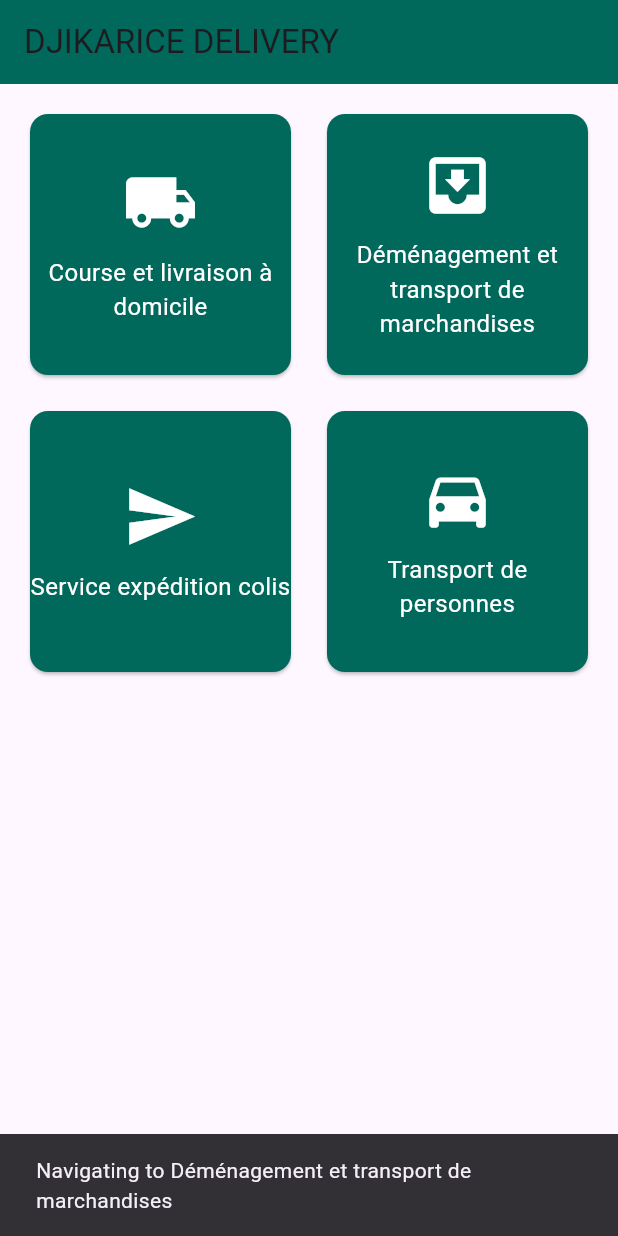
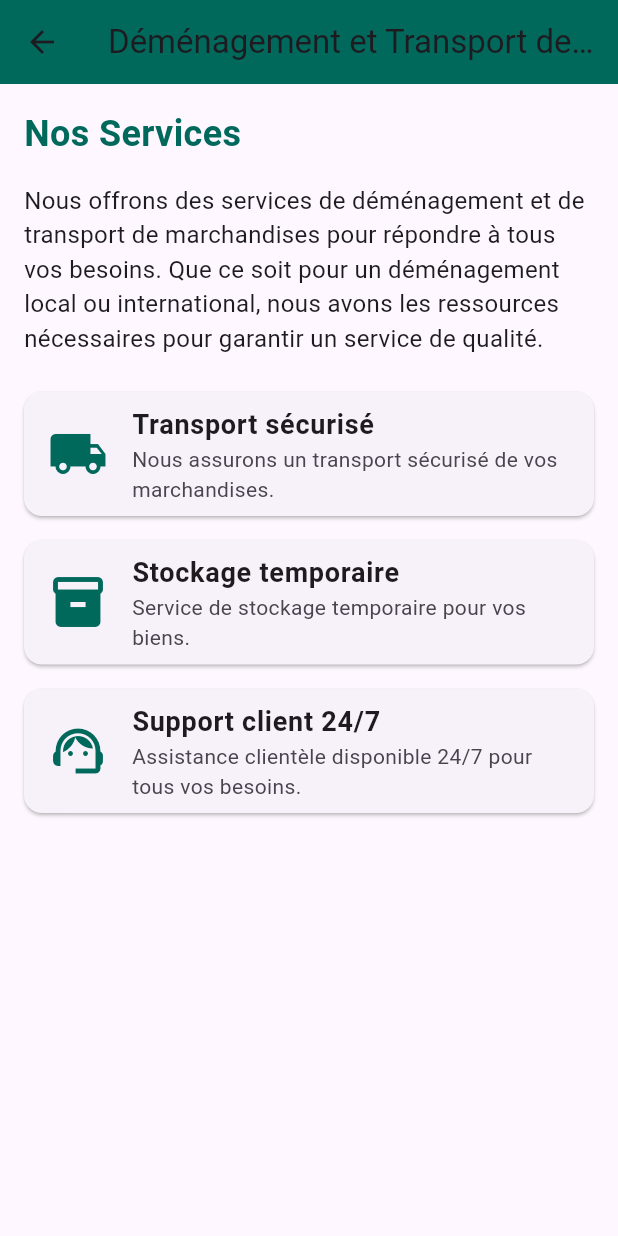
Before and after one commit to bonitoFotso/djikarice_delivery, a Flutter app: the HomeScreen screen opened directly, after a tap on "Déménagement et transport de marchandise", on a phone screen of 412 x 824 dp. Run offline on Flutter 3.47's test engine with Material 3 defaults, Android fonts, the phone set to English and light mode, and no system bars; our stand-ins replace firebase_auth, firebase_core; accounts and stored records are empty.

Commit message:
chore: Update package name in google-services.json and add service screens to HomeScreen

```diff
--- a/lib/screens/home_screen.dart
+++ b/lib/screens/home_screen.dart
@@ -1,12 +1,34 @@
+import 'package:djikarice_delivery/screens/delivery_screen.dart';
+import 'package:djikarice_delivery/screens/moving_screen.dart';
+import 'package:djikarice_delivery/screens/shipping_screen.dart';
+import 'package:djikarice_delivery/screens/transport_screen.dart';
 import 'package:flutter/material.dart';
 
 class HomeScreen extends StatelessWidget {
   const HomeScreen({super.key});
 
   void _navigateToService(BuildContext context, String serviceName) {
-    // Remplacez cette fonction avec une navigation vers les écrans de services spécifiques
-    ScaffoldMessenger.of(context).showSnackBar(
-      SnackBar(content: Text('Navigating to $serviceName')),
+    Widget serviceScreen;
+
+    switch (serviceName) {
+      case 'Course et livraison à domicile':
+        serviceScreen = DeliveryScreen();
+        break;
+      case 'Déménagement et transport de marchandises':
+        serviceScreen = MovingScreen(); // Créez ce widget
+        break;
+      case 'Service expédition colis':
+        serviceScreen = ShippingScreen(); // Créez ce widget
+        break;
+      case 'Transport de personnes':
+        serviceScreen = TransportScreen(); // Créez ce widget
+        break;
+      default:
+        serviceScreen = HomeScreen();
+    }
+
+    Navigator.of(context).push(
+      MaterialPageRoute(builder: (context) => serviceScreen),
     );
   }
 
@@ -24,10 +46,15 @@ class HomeScreen extends StatelessWidget {
           crossAxisSpacing: 16.0,
           mainAxisSpacing: 16.0,
           children: [
-            _buildServiceCard(context, 'Course et livraison à domicile', Icons.local_shipping),
-            _buildServiceCard(context, 'Déménagement et transport de marchandises', Icons.move_to_inbox),
+            _buildServiceCard(context, 'Course et livraison à domicile',
+                Icons.local_shipping),
+            _buildServiceCard(
+                context,
+                'Déménagement et transport de marchandises',
+                Icons.move_to_inbox),
             _buildServiceCard(context, 'Service expédition colis', Icons.send),
-            _buildServiceCard(context, 'Transport de personnes', Icons.directions_car),
+            _buildServiceCard(
+                context, 'Transport de personnes', Icons.directions_car),
           ],
         ),
       ),
--- /dev/null
+++ b/lib/screens/moving_screen.dart
@@ -0,0 +1,70 @@
+import 'package:flutter/material.dart';
+
+class MovingScreen extends StatelessWidget {
+  @override
+  Widget build(BuildContext context) {
+    return Scaffold(
+      appBar: AppBar(
+        title: Text('Déménagement et Transport de Marchandises'),
+        backgroundColor: Color(0xFF00695C),
+      ),
+      body: Padding(
+        padding: const EdgeInsets.all(16.0),
+        child: Column(
+          crossAxisAlignment: CrossAxisAlignment.start,
+          children: [
+            Text(
+              'Nos Services',
+              style: TextStyle(
+                fontSize: 24,
+                fontWeight: FontWeight.bold,
+                color: Color(0xFF00695C),
+              ),
+            ),
+            SizedBox(height: 16),
+            Text(
+              'Nous offrons des services de déménagement et de transport de marchandises pour répondre à tous vos besoins. Que ce soit pour un déménagement local ou international, nous avons les ressources nécessaires pour garantir un service de qualité.',
+              style: TextStyle(fontSize: 16),
+            ),
+            SizedBox(height: 16),
+            Expanded(
+              child: ListView(
+                children: [
+                  _buildServiceItem(
+                    icon: Icons.local_shipping,
+                    title: 'Transport sécurisé',
+                    description: 'Nous assurons un transport sécurisé de vos marchandises.',
+                  ),
+                  _buildServiceItem(
+                    icon: Icons.inventory,
+                    title: 'Stockage temporaire',
+                    description: 'Service de stockage temporaire pour vos biens.',
+                  ),
+                  _buildServiceItem(
+                    icon: Icons.support_agent,
+                    title: 'Support client 24/7',
+                    description: 'Assistance clientèle disponible 24/7 pour tous vos besoins.',
+                  ),
+                ],
+              ),
+            ),
+          ],
+        ),
+      ),
+    );
+  }
+
+  Widget _buildServiceItem({required IconData icon, required String title, required String description}) {
+    return Card(
+      margin: EdgeInsets.symmetric(vertical: 8.0),
+      child: ListTile(
+        leading: Icon(icon, size: 40, color: Color(0xFF00695C)),
+        title: Text(
+          title,
+          style: TextStyle(fontSize: 18, fontWeight: FontWeight.bold),
+        ),
+        subtitle: Text(description),
+      ),
+    );
+  }
+}
```
Also changed, not shown: lib/screens/delivery_screen.dart (added, +70 -0 lines), lib/screens/shipping_screen.dart (added, +70 -0 lines), lib/screens/transport_screen.dart (added, +70 -0 lines), 1 other file.
